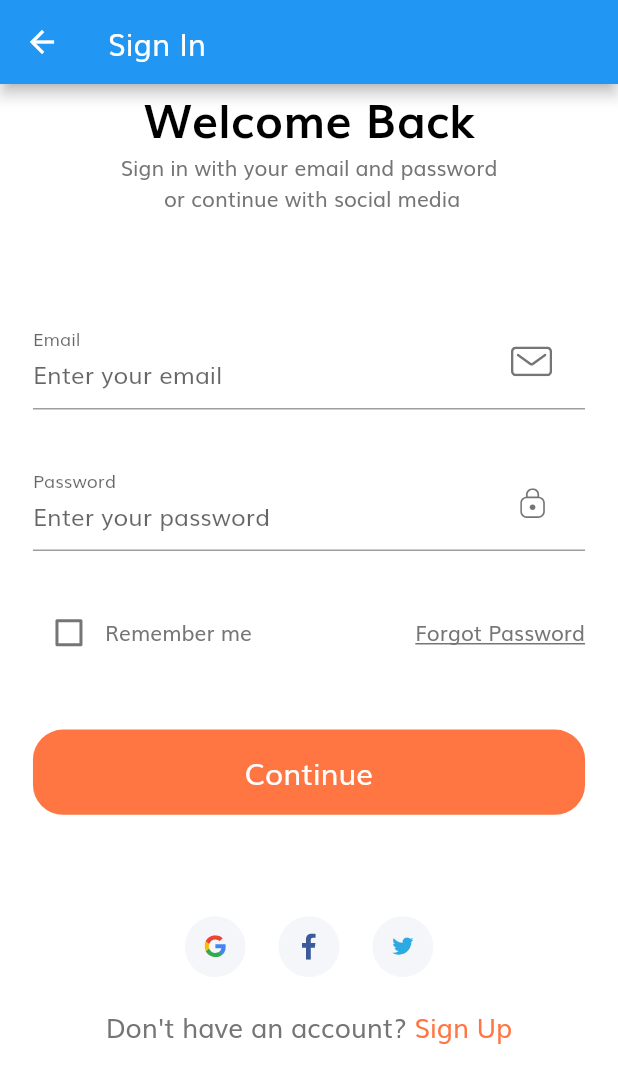
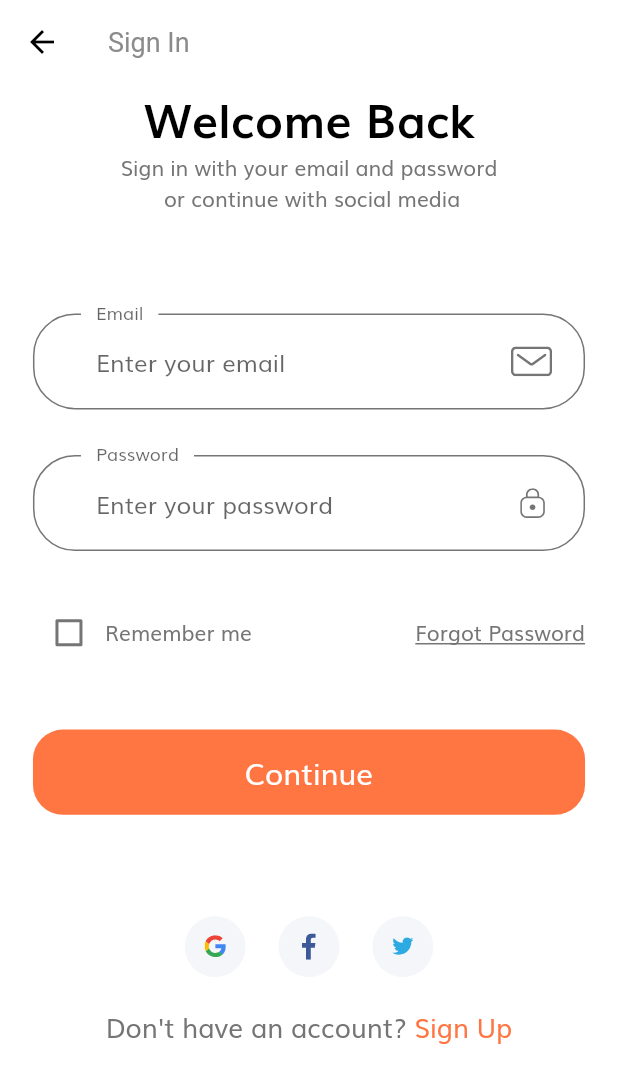
Before and after one commit to arthurmaia/shop_app, a Flutter app: the screen it shows after launch, after a tap on "Continue", on a phone screen of 412 x 824 dp. Shown: the top 1083 px of the screen. Run offline on Flutter 3.47's test engine with Material 2 defaults, Android fonts, the phone set to English and light mode, and no system bars; our stand-ins replace flutter_svg.

Commit message:
Add theme to Main

```diff
--- a/lib/main.dart
+++ b/lib/main.dart
@@ -1,8 +1,9 @@
 import 'package:flutter/material.dart';
 
-import 'package:shop_app/constants.dart';
 import 'package:shop_app/routes.dart';
 import 'package:shop_app/screens/splash/splash_screen.dart';
+
+import 'theme.dart';
 
 void main() {
   runApp(MyApp());
@@ -15,15 +16,7 @@ class MyApp extends StatelessWidget {
     return MaterialApp(
       debugShowCheckedModeBanner: false,
       title: 'Flutter Demo',
-      theme: ThemeData(
-        scaffoldBackgroundColor: Colors.white,
-        fontFamily: "Muli",
-        textTheme: TextTheme(
-          bodyText1: TextStyle(color: kTextColor),
-          bodyText2: TextStyle(color: kTextColor),
-        ),
-        visualDensity: VisualDensity.adaptivePlatformDensity,
-      ),
+      theme: theme(),
       // home: SplashScreen(),
       initialRoute: SplashScreen.routeName,
       routes: routes,
```
